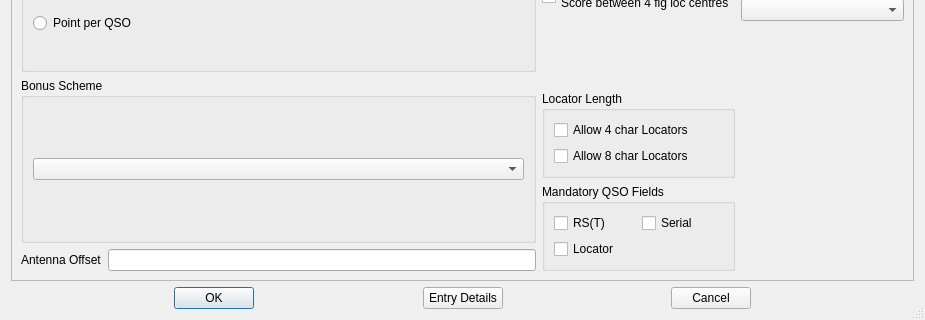
Old version of the form mqt/MqtLogger/contestdetails.ui in the repository Rsclub22/Minos2-Mirror; both pictures show x 0 to 925 and y 500 to 820 of the 925 by 820 pixel window.
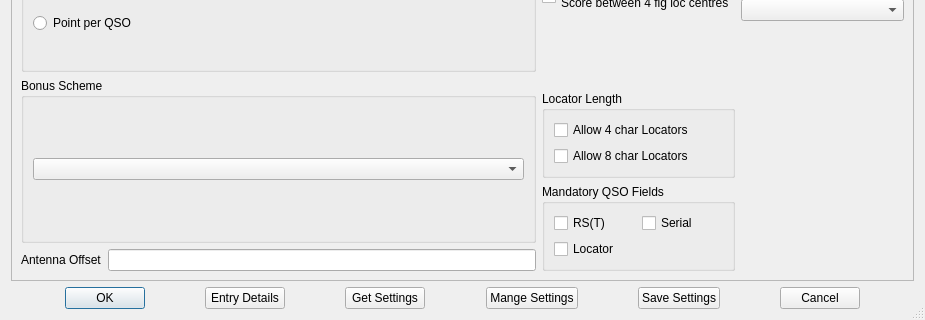
New version of the form. Custom widgets are drawn as their Qt base class.

Commit message: Management of contest settings

Diff of the .ui file:
```diff
--- a/mqt/MqtLogger/contestdetails.ui
+++ b/mqt/MqtLogger/contestdetails.ui
@@ -1032,10 +1032,70 @@
        </property>
       </widget>
      </item>
+     <item>
+      <spacer name="horizontalSpacer_11">
+       <property name="orientation">
+        <enum>Qt::Orientation::Horizontal</enum>
+       </property>
+       <property name="sizeHint" stdset="0">
+        <size>
+         <width>40</width>
+         <height>20</height>
+        </size>
+       </property>
+      </spacer>
+     </item>
+     <item>
+      <widget class="QPushButton" name="getSettings">
+       <property name="text">
+        <string>Get Settings</string>
+       </property>
+      </widget>
+     </item>
      <item>
       <spacer name="horizontalSpacer_5">
        <property name="orientation">
-        <enum>Qt::Horizontal</enum>
+        <enum>Qt::Orientation::Horizontal</enum>
+       </property>
+       <property name="sizeHint" stdset="0">
+        <size>
+         <width>40</width>
+         <height>20</height>
+        </size>
+       </property>
+      </spacer>
+     </item>
+     <item>
+      <widget class="QPushButton" name="manageSettings">
+       <property name="text">
+        <string>Mange Settings</string>
+       </property>
+      </widget>
+     </item>
+     <item>
+      <spacer name="horizontalSpacer_10">
+       <property name="orientation">
+        <enum>Qt::Orientation::Horizontal</enum>
+       </property>
+       <property name="sizeHint" stdset="0">
+        <size>
+         <width>40</width>
+         <height>20</height>
+        </size>
+       </property>
+      </spacer>
+     </item>
+     <item>
+      <widget class="QPushButton" name="saveSettingsButton">
+       <property name="text">
+        <string>Save Settings</string>
+       </property>
+      </widget>
+     </item>
+     <item>
+      <spacer name="horizontalSpacer_9">
+       <property name="orientation">
+        <enum>Qt::Orientation::Horizontal</enum>
        </property>
        <property name="sizeHint" stdset="0">
         <size>
```
Left out of the diff: 102 changed lines with no effect on the pictures. The commit also changes 8 other files.
